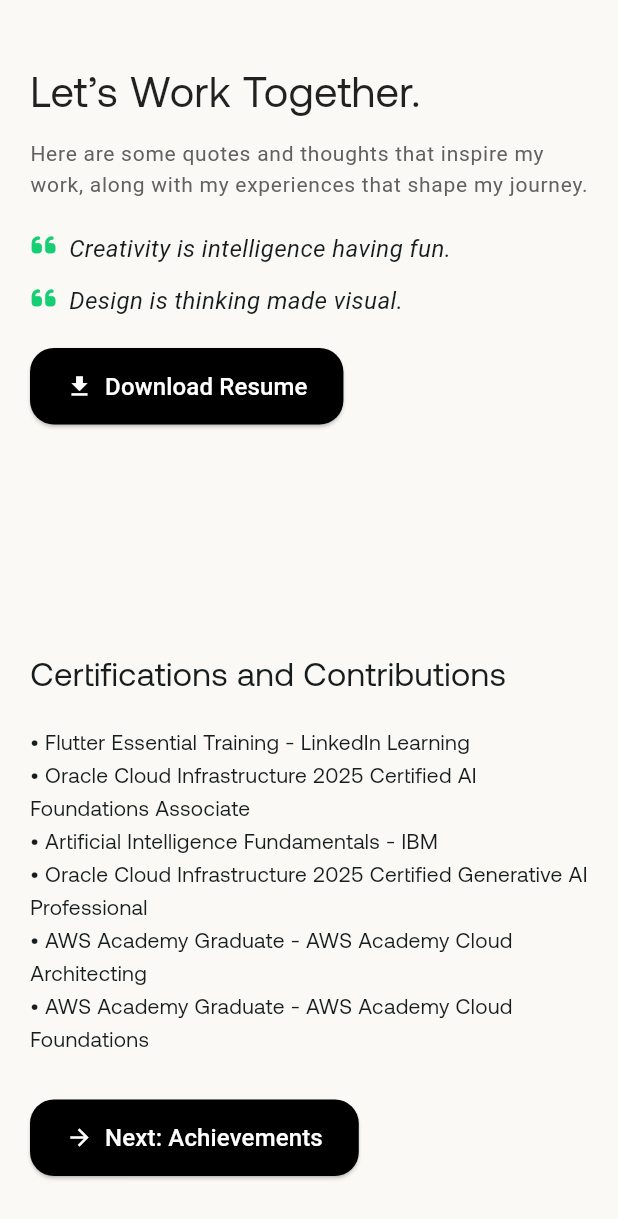
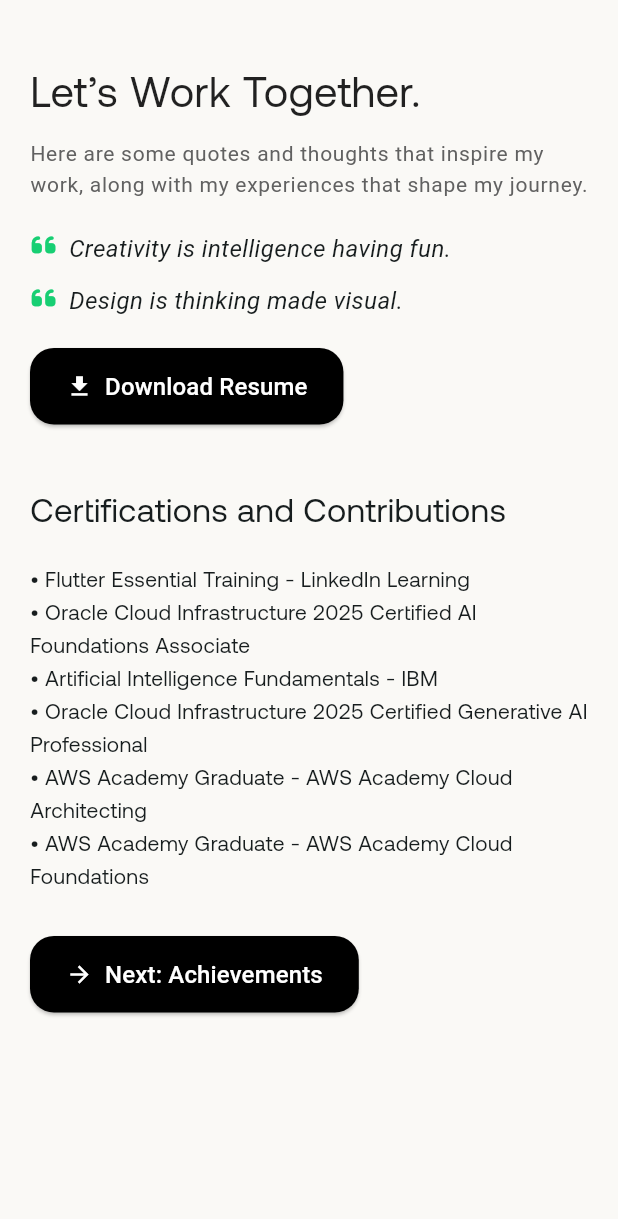
Before and after one commit to Jotham0505/portfolio, a Flutter app: the ResumeSection widget shown alone on an empty page, opened directly, on a phone screen of 412 x 824 dp. Shown: the top 1219 px of the screen. Run offline on Flutter 3.47's test engine with Material 3 defaults, Android fonts, the phone set to English and light mode, and no system bars; our stand-ins replace flutter_animate, font_awesome_flutter, google_fonts.

Commit message:
fixed scrolling issue

```diff
--- a/lib/widgets/resume_section.dart
+++ b/lib/widgets/resume_section.dart
@@ -15,20 +15,51 @@ class ResumeSection extends StatelessWidget {
         builder: (context, constraints) {
           bool isMobile = constraints.maxWidth < 800;
 
-          // Dynamic font sizes based on screen width
+          // Dynamic font sizes
           double headingFontSize = isMobile ? 28 : 64;
           double subHeadingFontSize = isMobile ? 22 : 48;
           double bodyFontSize = isMobile ? 14 : 16;
 
-          return Flex(
-            direction: isMobile ? Axis.vertical : Axis.horizontal,
+          return Column(
+            crossAxisAlignment: CrossAxisAlignment.start,
+            children: [
+              // Wrap in Row only if not mobile
+              if (!isMobile)
+                Row(
                   crossAxisAlignment: CrossAxisAlignment.start,
                   children: [
                     // Left Column
-              Flexible(
-                flex: 1,
-                fit: FlexFit.loose,
-                child: Column(
+                    Expanded(
+                      child: _buildLeftColumn(
+                          headingFontSize, bodyFontSize, context),
+                    ),
+                    const SizedBox(width: 40),
+                    // Right Column
+                    Expanded(
+                      child:
+                          _buildRightColumn(subHeadingFontSize, bodyFontSize),
+                    ),
+                  ],
+                )
+              else
+                Column(
+                  crossAxisAlignment: CrossAxisAlignment.start,
+                  children: [
+                    _buildLeftColumn(headingFontSize, bodyFontSize, context),
+                    const SizedBox(height: 40),
+                    _buildRightColumn(subHeadingFontSize, bodyFontSize),
+                  ],
+                ),
+            ],
+          );
+        },
+      ),
+    );
+  }
+
+  Widget _buildLeftColumn(
+      double headingFontSize, double bodyFontSize, BuildContext context) {
+    return Column(
       crossAxisAlignment: CrossAxisAlignment.start,
       children: [
         Text(
@@ -52,21 +83,16 @@ class ResumeSection extends StatelessWidget {
         Column(
           crossAxisAlignment: CrossAxisAlignment.start,
           children: const [
-                        QuoteCard(
-                          text: "Creativity is intelligence having fun.",
-                        ),
+            QuoteCard(text: "Creativity is intelligence having fun."),
             SizedBox(height: 12),
-                        QuoteCard(
-                          text: "Design is thinking made visual.",
-                        ),
+            QuoteCard(text: "Design is thinking made visual."),
           ],
         ),
         const SizedBox(height: 20),
         ElevatedButton.icon(
           style: ElevatedButton.styleFrom(
             backgroundColor: Colors.black,
-                        padding: const EdgeInsets.symmetric(
-                            vertical: 14, horizontal: 24),
+            padding: const EdgeInsets.symmetric(vertical: 14, horizontal: 24),
             shape: RoundedRectangleBorder(
               borderRadius: BorderRadius.circular(16),
             ),
@@ -81,16 +107,11 @@ class ResumeSection extends StatelessWidget {
           ),
         ),
       ],
-                ),
-              ),
+    );
+  }
 
-              SizedBox(width: isMobile ? 0 : 40, height: isMobile ? 40 : 0),
-
-              // Right Column
-              Flexible(
-                flex: 1,
-                fit: FlexFit.loose,
-                child: Column(
+  Widget _buildRightColumn(double subHeadingFontSize, double bodyFontSize) {
+    return Column(
       crossAxisAlignment: CrossAxisAlignment.start,
       children: [
         Text(
@@ -122,8 +143,7 @@ class ResumeSection extends StatelessWidget {
           child: ElevatedButton.icon(
             style: ElevatedButton.styleFrom(
               backgroundColor: Colors.black,
-                          padding: const EdgeInsets.symmetric(
-                              vertical: 14, horizontal: 24),
+              padding: const EdgeInsets.symmetric(vertical: 14, horizontal: 24),
               shape: RoundedRectangleBorder(
                 borderRadius: BorderRadius.circular(16),
               ),
@@ -131,8 +151,7 @@ class ResumeSection extends StatelessWidget {
             onPressed: () {
               // 👉 Navigate to achievements
             },
-                        icon: const Icon(Icons.arrow_forward,
-                            color: Colors.white),
+            icon: const Icon(Icons.arrow_forward, color: Colors.white),
             label: const Text(
               "Next: Achievements",
               style: TextStyle(color: Colors.white, fontSize: 16),
@@ -140,12 +159,6 @@ class ResumeSection extends StatelessWidget {
           ),
         ),
       ],
-                ),
-              ),
-            ],
-          );
-        },
-      ),
     );
   }
 }
```
Also changed, not shown: lib/pages/portfolioHome.dart (+0 -13 lines). Lines whose indentation alone changed are shown as unchanged.
